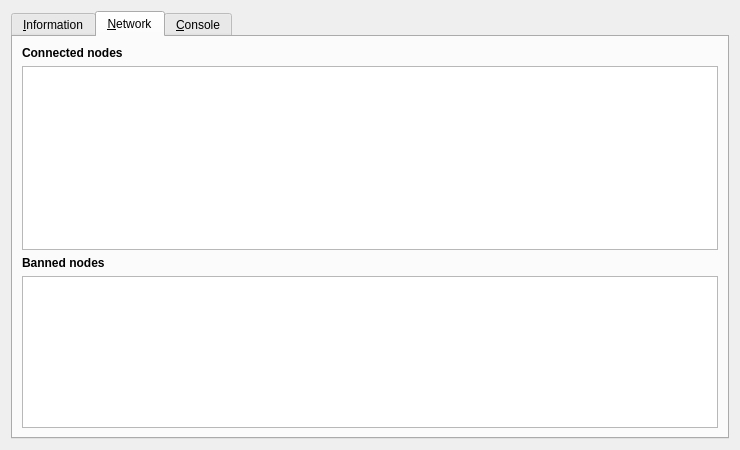
Before: the Qt Designer form src/qt/forms/rpcconsole.ui in 2x2devcode/RNRC, drawn with Qt 5.
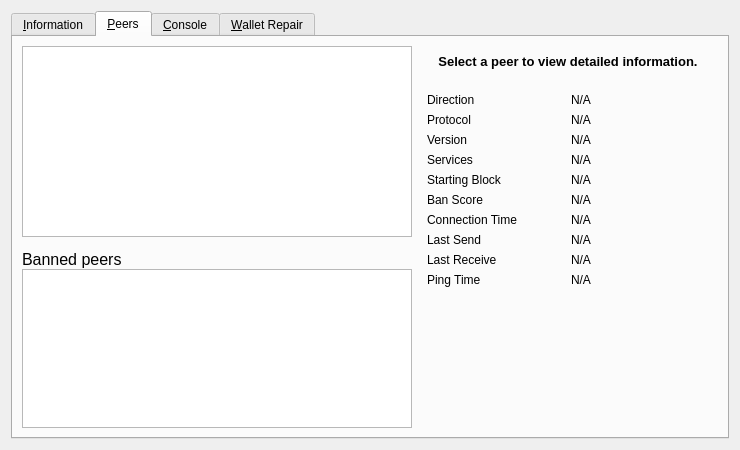
After: the same form once the commit is applied. The open tabs and pages were chosen to show the change. Icons and pictures are not drawn.

Commit message:
Add Peers detail panel and Wallet Repair to Debug window
Rename Network tab to Peers with FreedomCoin-style detail panel,
disconnect/ban context menus, and ban list unban. Add Wallet Repair
tab with salvage/rescan/zap/upgrade/reindex/resync restart actions.
Wire -zapwallettxes, -reindex, -resync in init, Ban/Unban/Disconnect
helpers in net, and GUI restart via QProcess::startDetached.
Bump CLIENT_VERSION_BUILD to 8.

What changed in the file:
```diff
--- a/src/qt/forms/rpcconsole.ui
+++ b/src/qt/forms/rpcconsole.ui
@@ -378,92 +378,327 @@
      </widget>
      <widget class="QWidget" name="tab_network">
       <attribute name="title">
-       <string>&amp;Network</string>
+       <string>&amp;Peers</string>
       </attribute>
-      <layout class="QVBoxLayout" name="verticalLayout_network">
-       <property name="spacing">
-        <number>6</number>
-       </property>
-       <item>
-        <widget class="QLabel" name="labelPeers">
+      <layout class="QGridLayout" name="gridLayout_peers">
+       <item row="0" column="0" rowspan="2">
+        <layout class="QVBoxLayout" name="verticalLayout_peers">
+         <property name="spacing">
+          <number>0</number>
+         </property>
+         <item>
+          <widget class="QTableView" name="peerWidget">
+           <property name="editTriggers">
+            <set>QAbstractItemView::NoEditTriggers</set>
+           </property>
+           <property name="alternatingRowColors">
+            <bool>true</bool>
+           </property>
+           <property name="selectionMode">
+            <enum>QAbstractItemView::SingleSelection</enum>
+           </property>
+           <property name="selectionBehavior">
+            <enum>QAbstractItemView::SelectRows</enum>
+           </property>
+           <property name="sortingEnabled">
+            <bool>true</bool>
+           </property>
+           <attribute name="horizontalHeaderHighlightSections">
+            <bool>false</bool>
+           </attribute>
+           <attribute name="horizontalHeaderStretchLastSection">
+            <bool>true</bool>
+           </attribute>
+           <attribute name="verticalHeaderVisible">
+            <bool>false</bool>
+           </attribute>
+          </widget>
+         </item>
+         <item>
+          <widget class="QLabel" name="banHeading">
+           <property name="minimumSize">
+            <size>
+             <width>300</width>
+             <height>32</height>
+            </size>
+           </property>
+           <property name="maximumSize">
+            <size>
+             <width>16777215</width>
+             <height>32</height>
+            </size>
+           </property>
+           <property name="font">
+            <font>
+             <pointsize>12</pointsize>
+            </font>
+           </property>
+           <property name="text">
+            <string>Banned peers</string>
+           </property>
+           <property name="alignment">
+            <set>Qt::AlignBottom|Qt::AlignLeading|Qt::AlignLeft</set>
+           </property>
+          </widget>
+         </item>
+         <item>
+          <widget class="QTableView" name="banlistWidget">
+           <property name="maximumSize">
+            <size>
+             <width>16777215</width>
+             <height>160</height>
+            </size>
+           </property>
+           <property name="editTriggers">
+            <set>QAbstractItemView::NoEditTriggers</set>
+           </property>
+           <property name="alternatingRowColors">
+            <bool>true</bool>
+           </property>
+           <property name="selectionMode">
+            <enum>QAbstractItemView::SingleSelection</enum>
+           </property>
+           <property name="selectionBehavior">
+            <enum>QAbstractItemView::SelectRows</enum>
+           </property>
+           <property name="sortingEnabled">
+            <bool>true</bool>
+           </property>
+           <attribute name="horizontalHeaderHighlightSections">
+            <bool>false</bool>
+           </attribute>
+           <attribute name="horizontalHeaderStretchLastSection">
+            <bool>true</bool>
+           </attribute>
+           <attribute name="verticalHeaderVisible">
+            <bool>false</bool>
+           </attribute>
+          </widget>
+         </item>
+        </layout>
+       </item>
+       <item row="0" column="1">
+        <widget class="QLabel" name="peerHeading">
+         <property name="minimumSize">
+          <size>
+           <width>300</width>
+           <height>32</height>
+          </size>
+         </property>
          <property name="font">
           <font>
+           <pointsize>10</pointsize>
            <weight>75</weight>
            <bold>true</bold>
           </font>
          </property>
          <property name="text">
-          <string>Connected nodes</string>
+          <string>Select a peer to view detailed information.</string>
          </property>
-        </widget>
-       </item>
-       <item>
-        <widget class="QTableView" name="peerWidget">
-         <property name="editTriggers">
-          <set>QAbstractItemView::NoEditTriggers</set>
+         <property name="alignment">
+          <set>Qt::AlignCenter</set>
          </property>
-         <property name="alternatingRowColors">
+         <property name="wordWrap">
           <bool>true</bool>
          </property>
-         <property name="selectionMode">
-          <enum>QAbstractItemView::SingleSelection</enum>
+         <property name="textInteractionFlags">
+          <set>Qt::LinksAccessibleByMouse|Qt::TextSelectableByKeyboard|Qt::TextSelectableByMouse</set>
          </property>
-         <property name="selectionBehavior">
-          <enum>QAbstractItemView::SelectRows</enum>
-         </property>
-         <property name="sortingEnabled">
-          <bool>true</bool>
-         </property>
-         <attribute name="horizontalHeaderStretchLastSection">
-          <bool>true</bool>
-         </attribute>
-         <attribute name="verticalHeaderVisible">
-          <bool>false</bool>
-         </attribute>
         </widget>
        </item>
-       <item>
-        <widget class="QLabel" name="labelBanned">
-         <property name="font">
-          <font>
-           <weight>75</weight>
-           <bold>true</bold>
-          </font>
-         </property>
-         <property name="text">
-          <string>Banned nodes</string>
-         </property>
-        </widget>
-       </item>
-       <item>
-        <widget class="QTableView" name="banlistWidget">
-         <property name="maximumSize">
+       <item row="1" column="1">
+        <widget class="QWidget" name="detailWidget" native="true">
+         <property name="minimumSize">
           <size>
-           <width>16777215</width>
-           <height>160</height>
+           <width>300</width>
+           <height>0</height>
           </size>
          </property>
-         <property name="editTriggers">
-          <set>QAbstractItemView::NoEditTriggers</set>
-         </property>
-         <property name="alternatingRowColors">
-          <bool>true</bool>
-         </property>
-         <property name="selectionMode">
-          <enum>QAbstractItemView::SingleSelection</enum>
-         </property>
-         <property name="selectionBehavior">
-          <enum>QAbstractItemView::SelectRows</enum>
-         </property>
-         <property name="sortingEnabled">
-          <bool>true</bool>
-         </property>
-         <attribute name="horizontalHeaderStretchLastSection">
-          <bool>true</bool>
-         </attribute>
-         <attribute name="verticalHeaderVisible">
-          <bool>false</bool>
-         </attribute>
+         <layout class="QGridLayout" name="gridLayout_peerDetail">
+          <item row="0" column="0">
+           <widget class="QLabel" name="label_peerDirection">
+            <property name="text">
+             <string>Direction</string>
+            </property>
+           </widget>
+          </item>
+          <item row="0" column="1">
+           <widget class="QLabel" name="peerDirection">
+            <property name="text">
+             <string>N/A</string>
+            </property>
+            <property name="textInteractionFlags">
+             <set>Qt::LinksAccessibleByMouse|Qt::TextSelectableByKeyboard|Qt::TextSelectableByMouse</set>
+            </property>
+           </widget>
+          </item>
+          <item row="1" column="0">
+           <widget class="QLabel" name="label_peerProtocol">
+            <property name="text">
+             <string>Protocol</string>
+            </property>
+           </widget>
+          </item>
+          <item row="1" column="1">
+           <widget class="QLabel" name="peerVersion">
+            <property name="text">
+             <string>N/A</string>
+            </property>
+            <property name="textInteractionFlags">
+             <set>Qt::LinksAccessibleByMouse|Qt::TextSelectableByKeyboard|Qt::TextSelectableByMouse</set>
+            </property>
+           </widget>
+          </item>
+          <item row="2" column="0">
+           <widget class="QLabel" name="label_peerSubversion">
+            <property name="text">
+             <string>Version</string>
+            </property>
+           </widget>
+          </item>
+          <item row="2" column="1">
+           <widget class="QLabel" name="peerSubversion">
+            <property name="text">
+             <string>N/A</string>
+            </property>
+            <property name="textInteractionFlags">
+             <set>Qt::LinksAccessibleByMouse|Qt::TextSelectableByKeyboard|Qt::TextSelectableByMouse</set>
+            </property>
+           </widget>
+          </item>
+          <item row="3" column="0">
+           <widget class="QLabel" name="label_peerServices">
+            <property name="text">
+             <string>Services</string>
+            </property>
+           </widget>
+          </item>
+          <item row="3" column="1">
+           <widget class="QLabel" name="peerServices">
+            <property name="text">
+             <string>N/A</string>
+            </property>
+            <property name="textInteractionFlags">
+             <set>Qt::LinksAccessibleByMouse|Qt::TextSelectableByKeyboard|Qt::TextSelectableByMouse</set>
+            </property>
+           </widget>
+          </item>
+          <item row="4" column="0">
+           <widget class="QLabel" name="label_peerHeight">
+            <property name="text">
+             <string>Starting Block</string>
+            </property>
+           </widget>
+          </item>
+          <item row="4" column="1">
+           <widget class="QLabel" name="peerHeight">
+            <property name="text">
+             <string>N/A</string>
+            </property>
+            <property name="textInteractionFlags">
+             <set>Qt::LinksAccessibleByMouse|Qt::TextSelectableByKeyboard|Qt::TextSelectableByMouse</set>
+            </property>
+           </widget>
+          </item>
+          <item row="5" column="0">
+           <widget class="QLabel" name="label_peerBanScore">
+            <property name="text">
+             <string>Ban Score</string>
+            </property>
+           </widget>
+          </item>
+          <item row="5" column="1">
+           <widget class="QLabel" name="peerBanScore">
+            <property name="text">
+             <string>N/A</string>
+            </property>
+            <property name="textInteractionFlags">
+             <set>Qt::LinksAccessibleByMouse|Qt::TextSelectableByKeyboard|Qt::TextSelectableByMouse</set>
+            </property>
+           </widget>
+          </item>
+          <item row="6" column="0">
+           <widget class="QLabel" name="label_peerConnTime">
+            <property name="text">
+             <string>Connection Time</string>
+            </property>
+           </widget>
+          </item>
+          <item row="6" column="1">
+           <widget class="QLabel" name="peerConnTime">
+            <property name="text">
+             <string>N/A</string>
+            </property>
+            <property name="textInteractionFlags">
+             <set>Qt::LinksAccessibleByMouse|Qt::TextSelectableByKeyboard|Qt::TextSelectableByMouse</set>
+            </property>
+           </widget>
+          </item>
+          <item row="7" column="0">
+           <widget class="QLabel" name="label_peerLastSend">
+            <property name="text">
+             <string>Last Send</string>
+            </property>
+           </widget>
+          </item>
+          <item row="7" column="1">
+           <widget class="QLabel" name="peerLastSend">
+            <property name="text">
+             <string>N/A</string>
+            </property>
+            <property name="textInteractionFlags">
+             <set>Qt::LinksAccessibleByMouse|Qt::TextSelectableByKeyboard|Qt::TextSelectableByMouse</set>
+            </property>
+           </widget>
+          </item>
+          <item row="8" column="0">
+           <widget class="QLabel" name="label_peerLastRecv">
+            <property name="text">
+             <string>Last Receive</string>
+            </property>
+           </widget>
+          </item>
+          <item row="8" column="1">
+           <widget class="QLabel" name="peerLastRecv">
+            <property name="text">
+             <string>N/A</string>
+            </property>
+            <property name="textInteractionFlags">
+             <set>Qt::LinksAccessibleByMouse|Qt::TextSelectableByKeyboard|Qt::TextSelectableByMouse</set>
+            </property>
+           </widget>
+          </item>
+          <item row="9" column="0">
+           <widget class="QLabel" name="label_peerPingTime">
+            <property name="text">
+             <string>Ping Time</string>
+            </property>
+           </widget>
+          </item>
+          <item row="9" column="1">
+           <widget class="QLabel" name="peerPingTime">
+            <property name="text">
+             <string>N/A</string>
+            </property>
+            <property name="textInteractionFlags">
+             <set>Qt::LinksAccessibleByMouse|Qt::TextSelectableByKeyboard|Qt::TextSelectableByMouse</set>
+            </property>
+           </widget>
+          </item>
+          <item row="10" column="0">
+           <spacer name="verticalSpacer_peerDetail">
+            <property name="orientation">
+             <enum>Qt::Vertical</enum>
+            </property>
+            <property name="sizeHint" stdset="0">
+             <size>
+              <width>20</width>
+              <height>40</height>
+             </size>
+            </property>
+           </spacer>
+          </item>
+         </layout>
         </widget>
        </item>
       </layout>
@@ -540,6 +775,237 @@
        </item>
       </layout>
      </widget>
+     <widget class="QWidget" name="tab_repair">
+      <attribute name="title">
+       <string>&amp;Wallet Repair</string>
+      </attribute>
+      <layout class="QGridLayout" name="gridLayout_repair" columnstretch="0,0,0,0">
+       <property name="horizontalSpacing">
+        <number>12</number>
+       </property>
+       <item row="0" column="0" colspan="4">
+        <widget class="QLabel" name="label_repair_header">
+         <property name="font">
+          <font>
+           <weight>75</weight>
+           <bold>true</bold>
+          </font>
+         </property>
+         <property name="text">
+          <string>Wallet repair options.</string>
+         </property>
+        </widget>
+       </item>
+       <item row="1" column="0" colspan="4">
+        <widget class="QLabel" name="label_repair_helptext">
+         <property name="text">
+          <string>The buttons below will restart the wallet with command-line options to repair the wallet, fix issues with corrupt blockchain files or missing/obsolete transactions.</string>
+         </property>
+         <property name="wordWrap">
+          <bool>true</bool>
+         </property>
+        </widget>
+       </item>
+       <item row="2" column="0">
+        <widget class="QLabel" name="wallet_path_label">
+         <property name="text">
+          <string>Wallet In Use:</string>
+         </property>
+        </widget>
+       </item>
+       <item row="2" column="1" colspan="3">
+        <widget class="QLabel" name="wallet_path">
+         <property name="text">
+          <string>N/A</string>
+         </property>
+         <property name="textInteractionFlags">
+          <set>Qt::LinksAccessibleByMouse|Qt::TextSelectableByKeyboard|Qt::TextSelectableByMouse</set>
+         </property>
+        </widget>
+       </item>
+       <item row="3" column="0" colspan="2">
+        <widget class="QPushButton" name="btn_salvagewallet">
+         <property name="text">
+          <string>Salvage wallet</string>
+         </property>
+        </widget>
+       </item>
+       <item row="3" column="2">
+        <widget class="QLabel" name="label_repair_salvage_command">
+         <property name="text">
+          <string notr="true">-salvagewallet:</string>
+         </property>
+        </widget>
+       </item>
+       <item row="3" column="3">
+        <widget class="QLabel" name="label_repair_salvage">
+         <property name="text">
+          <string>Attempt to recover private keys from a corrupt wallet.dat.</string>
+         </property>
+         <property name="wordWrap">
+          <bool>true</bool>
+         </property>
+        </widget>
+       </item>
+       <item row="4" column="0" colspan="2">
+        <widget class="QPushButton" name="btn_rescan">
+         <property name="text">
+          <string>Rescan blockchain files</string>
+         </property>
+        </widget>
+       </item>
+       <item row="4" column="2">
+        <widget class="QLabel" name="label_repair_rescan_command">
+         <property name="text">
+          <string notr="true">-rescan:</string>
+         </property>
+        </widget>
+       </item>
+       <item row="4" column="3">
+        <widget class="QLabel" name="label_repair_rescan">
+         <property name="text">
+          <string>Rescan the block chain for missing wallet transactions.</string>
+         </property>
+         <property name="wordWrap">
+          <bool>true</bool>
+         </property>
+        </widget>
+       </item>
+       <item row="5" column="0" colspan="2">
+        <widget class="QPushButton" name="btn_zapwallettxes1">
+         <property name="text">
+          <string>Recover transactions 1</string>
+         </property>
+        </widget>
+       </item>
+       <item row="5" column="2">
+        <widget class="QLabel" name="label_repair_zap1_command">
+         <property name="text">
+          <string notr="true">-zapwallettxes=1:</string>
+         </property>
+        </widget>
+       </item>
+       <item row="5" column="3">
+        <widget class="QLabel" name="label_repair_zap1">
+         <property name="text">
+          <string>Recover transactions from blockchain (keep meta-data, e.g. account owner).</string>
+         </property>
+         <property name="wordWrap">
+          <bool>true</bool>
+         </property>
+        </widget>
+       </item>
+       <item row="6" column="0" colspan="2">
+        <widget class="QPushButton" name="btn_zapwallettxes2">
+         <property name="text">
+          <string>Recover transactions 2</string>
+         </property>
+        </widget>
+       </item>
+       <item row="6" column="2">
+        <widget class="QLabel" name="label_repair_zap2_command">
+         <property name="text">
+          <string notr="true">-zapwallettxes=2:</string>
+         </property>
+        </widget>
+       </item>
+       <item row="6" column="3">
+        <widget class="QLabel" name="label_repair_zap2">
+         <property name="text">
+          <string>Recover transactions from blockchain (drop meta-data).</string>
+         </property>
+         <property name="wordWrap">
+          <bool>true</bool>
+         </property>
+        </widget>
+       </item>
+       <item row="7" column="0" colspan="2">
+        <widget class="QPushButton" name="btn_upgradewallet">
+         <property name="text">
+          <string>Upgrade wallet format</string>
+         </property>
+        </widget>
+       </item>
+       <item row="7" column="2">
+        <widget class="QLabel" name="label_repair_upgrade_command">
+         <property name="text">
+          <string notr="true">-upgradewallet:</string>
+         </property>
+        </widget>
+       </item>
+       <item row="7" column="3">
+        <widget class="QLabel" name="label_repair_upgrade">
+         <property name="text">
+          <string>Upgrade wallet to latest format on startup. (Note: this is NOT an update of the wallet itself!)</string>
+         </property>
+         <property name="wordWrap">
+          <bool>true</bool>
+         </property>
+        </widget>
+       </item>
+       <item row="8" column="0" colspan="2">
+        <widget class="QPushButton" name="btn_reindex">
+         <property name="text">
+          <string>Rebuild index</string>
+         </property>
+        </widget>
+       </item>
+       <item row="8" column="2">
+        <widget class="QLabel" name="label_repair_reindex_command">
+         <property name="text">
+          <string notr="true">-reindex:</string>
+         </property>
+        </widget>
+       </item>
+       <item row="8" column="3">
+        <widget class="QLabel" name="label_repair_reindex">
+         <property name="text">
+          <string>Rebuild block chain index from current blk000??.dat files.</string>
+         </property>
+         <property name="wordWrap">
+          <bool>true</bool>
+         </property>
+        </widget>
+       </item>
+       <item row="9" column="0" colspan="2">
+        <widget class="QPushButton" name="btn_resync">
+         <property name="text">
+          <string>Delete local Blockchain Folders</string>
+         </property>
+        </widget>
+       </item>
+       <item row="9" column="2">
+        <widget class="QLabel" name="label_repair_resync_command">
+         <property name="text">
+          <string notr="true">-resync:</string>
+         </property>
+        </widget>
+       </item>
+       <item row="9" column="3">
+        <widget class="QLabel" name="label_repair_resync">
+         <property name="text">
+          <string>Deletes all local blockchain folders so the wallet synchronizes from scratch.</string>
+         </property>
+         <property name="wordWrap">
+          <bool>true</bool>
+         </property>
+        </widget>
+       </item>
+       <item row="10" column="0">
+        <spacer name="verticalSpacer_repair">
+         <property name="orientation">
+          <enum>Qt::Vertical</enum>
+         </property>
+         <property name="sizeHint" stdset="0">
+          <size>
+           <width>20</width>
+           <height>10</height>
+          </size>
+         </property>
+        </spacer>
+       </item>
+      </layout>
+     </widget>
     </widget>
    </item>
   </layout>
```
The commit also changes 15 other files.
